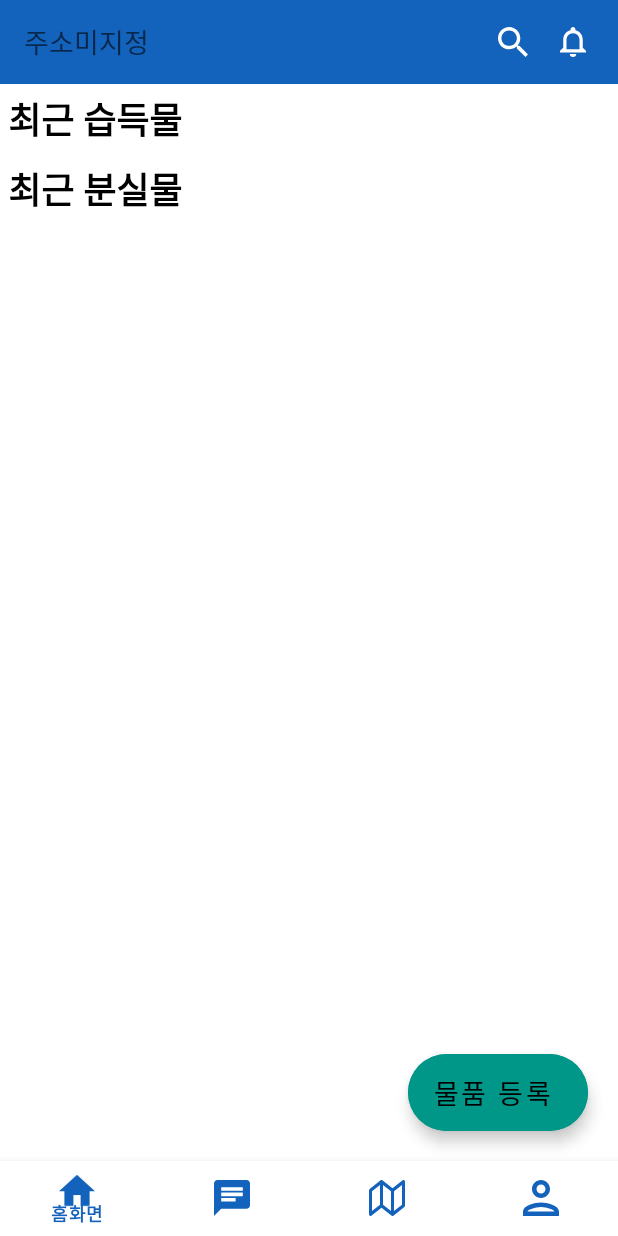
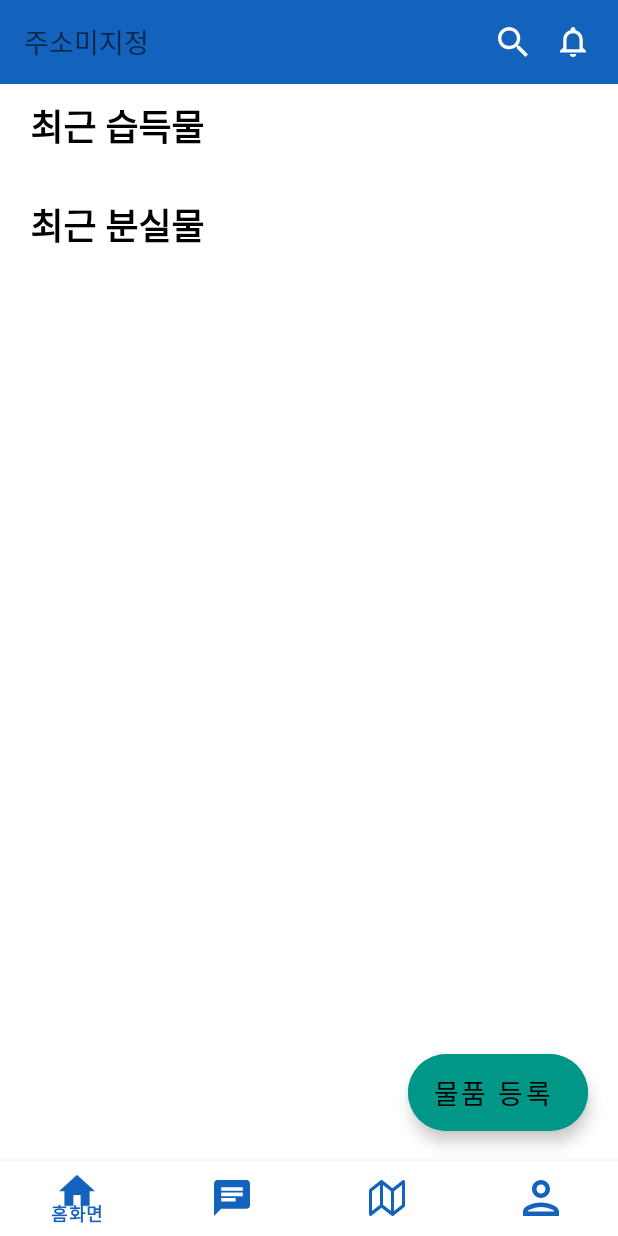
Before and after one commit to tuski01/firebase, an Android app: the screen it shows after launch once a user with an empty profile is signed in (indexActivity), on a phone screen of 412 x 824 dp. Run offline under Robolectric (Android 15) with nearby library versions, the phone set to English and light mode, and no system bars; our stand-ins replace Firebase (no records; nobody signed in at launch, a user with empty details on screens opened directly); libraries missing offline, so code that uses them is left out: com.naver.maps; pictures from the network do not load.

Commit message:
레이아웃

```diff
--- a/app/src/main/res/layout/activity_main.xml
+++ b/app/src/main/res/layout/activity_main.xml
@@ -56,16 +56,16 @@
 
             </androidx.appcompat.widget.Toolbar>
 
+
             <TextView
+                android:layout_width="match_parent"
+                android:layout_height="wrap_content"
+                android:layout_marginLeft="20dp"
+                android:layout_marginTop="10dp"
                 android:text="최근 습득물"
+                android:textColor="@color/black"
                 android:textSize="24dp"
-                android:textColor="@color/black"
-                android:layout_marginLeft="5dp"
-                android:layout_marginTop="5dp"
-                android:textStyle="bold"
-                android:layout_width="match_parent"
-                android:layout_height="wrap_content"/>
-
+                android:textStyle="bold" />
 
             <androidx.recyclerview.widget.RecyclerView
                 android:id="@+id/findpost_list"
@@ -73,7 +73,9 @@
                 android:layout_width="match_parent"
                 android:layout_height="match_parent"
                 android:orientation="vertical"
-                android:layout_margin="5dp"
+                android:layout_marginTop="10dp"
+                android:layout_marginLeft="5dp"
+                android:layout_marginRight="5dp"
 
                 app:layoutManager="androidx.recyclerview.widget.LinearLayoutManager" />
 
@@ -83,7 +85,8 @@
                 android:textColor="@color/black"
                 android:textStyle="bold"
                 android:layout_width="match_parent"
-                android:layout_marginLeft="5dp"
+                android:layout_marginTop="20dp"
+                android:layout_marginLeft="20dp"
                 android:layout_height="wrap_content"/>
 
 
@@ -91,8 +94,10 @@
                 android:id="@+id/lostpost_list"
                 android:overScrollMode="never"
                 android:layout_width="match_parent"
-                android:layout_height="450dp"
-                android:layout_margin="5dp"
+                android:layout_height="480dp"
+                android:layout_marginTop="10dp"
+                android:layout_marginLeft="5dp"
+                android:layout_marginRight="5dp"
                 app:layoutManager="androidx.recyclerview.widget.LinearLayoutManager"
                 android:orientation="vertical"/>
 
--- a/app/src/main/res/layout/activity_mypage.xml
+++ b/app/src/main/res/layout/activity_mypage.xml
@@ -38,9 +38,9 @@
         </LinearLayout>
 
         <View
-            android:layout_marginTop="10dp"
             android:layout_width="match_parent"
             android:layout_height="1dp"
+            android:layout_marginTop="10dp"
             android:background="@color/black" />
 
         <TextView
--- a/app/src/main/res/values/colors.xml
+++ b/app/src/main/res/values/colors.xml
@@ -8,5 +8,6 @@
     <color name="teal_700">#FF018786</color>
     <color name="black">#FF000000</color>
     <color name="white">#FFFFFFFF</color>
+    <color name="gray">#C1C2E6</color>
     <color name="browser_actions_bg_grey">#e9e9e9</color>
 </resources>
```
Also changed, not shown: app/src/main/res/layout/item_post.xml (+13 -2 lines).
